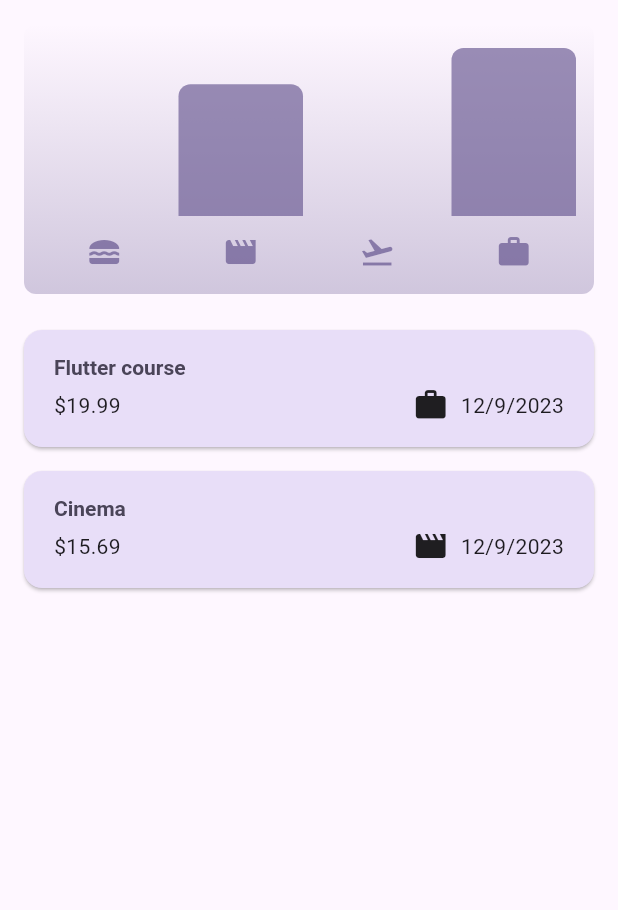
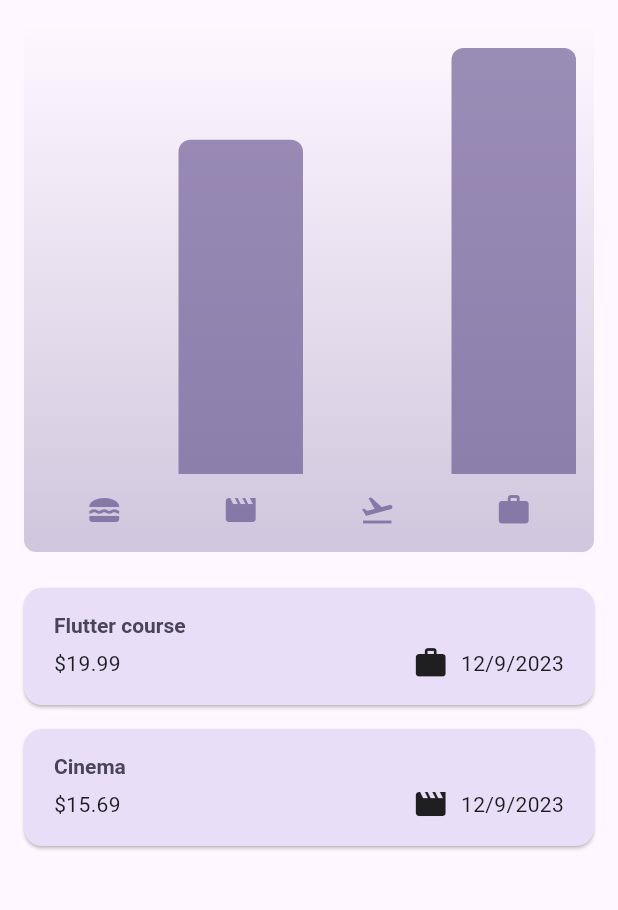
Before and after one commit to gersonnoboa/expense_tracker, a Flutter app: the screen it shows after launch, on a phone screen of 412 x 824 dp, the part 84-994 px from its top. Run offline on Flutter 3.47's test engine with Material 3 defaults, Android fonts, the phone set to English and light mode, and no system bars.

Commit message:
Add responsiveness to chart

```diff
--- a/lib/main.dart
+++ b/lib/main.dart
@@ -1,5 +1,5 @@
+import 'package:flutter/material.dart';
 import 'package:expense_tracker/widgets/expenses.dart';
-import 'package:flutter/material.dart';
 
 var kColorScheme = ColorScheme.fromSeed(
   seedColor: const Color.fromARGB(255, 96, 59, 181),
--- a/lib/widgets/expenses.dart
+++ b/lib/widgets/expenses.dart
@@ -70,6 +70,8 @@ class _ExpensesState extends State<Expenses> {
 
   @override
   Widget build(BuildContext context) {
+    final width = MediaQuery.of(context).size.width;
+
     Widget mainContent = const Center(
       child: Text('No expenses found'),
     );
@@ -80,6 +82,12 @@ class _ExpensesState extends State<Expenses> {
         onRemoveExpense: _removeExpense,
       );
     }
+
+    final children = <Widget>[
+      Expanded(child: Chart(expenses: _registeredExpenses)),
+      Expanded(child: mainContent),
+    ];
+
     return Scaffold(
       appBar: AppBar(
         title: const Text('Flutter Expense Tracker'),
@@ -90,12 +98,7 @@ class _ExpensesState extends State<Expenses> {
           ),
         ],
       ),
-      body: Column(
-        children: [
-          Chart(expenses: _registeredExpenses),
-          Expanded(child: mainContent),
-        ],
-      ),
+      body: width < 600 ? Column(children: children) : Row(children: children),
     );
   }
 }
```
